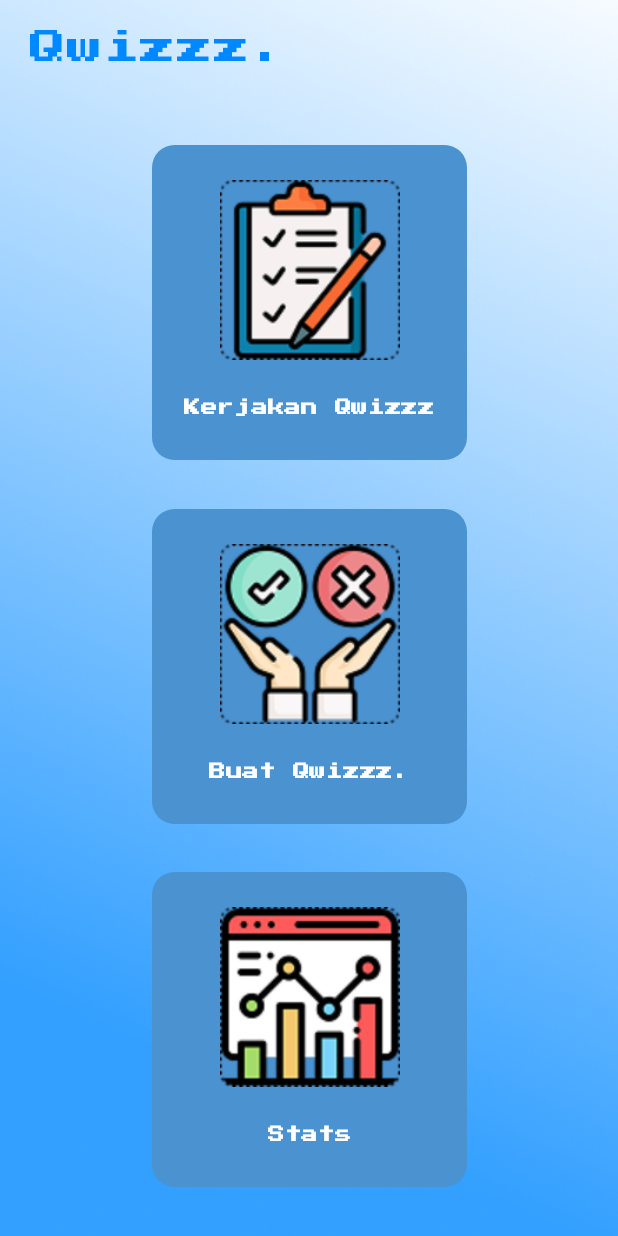
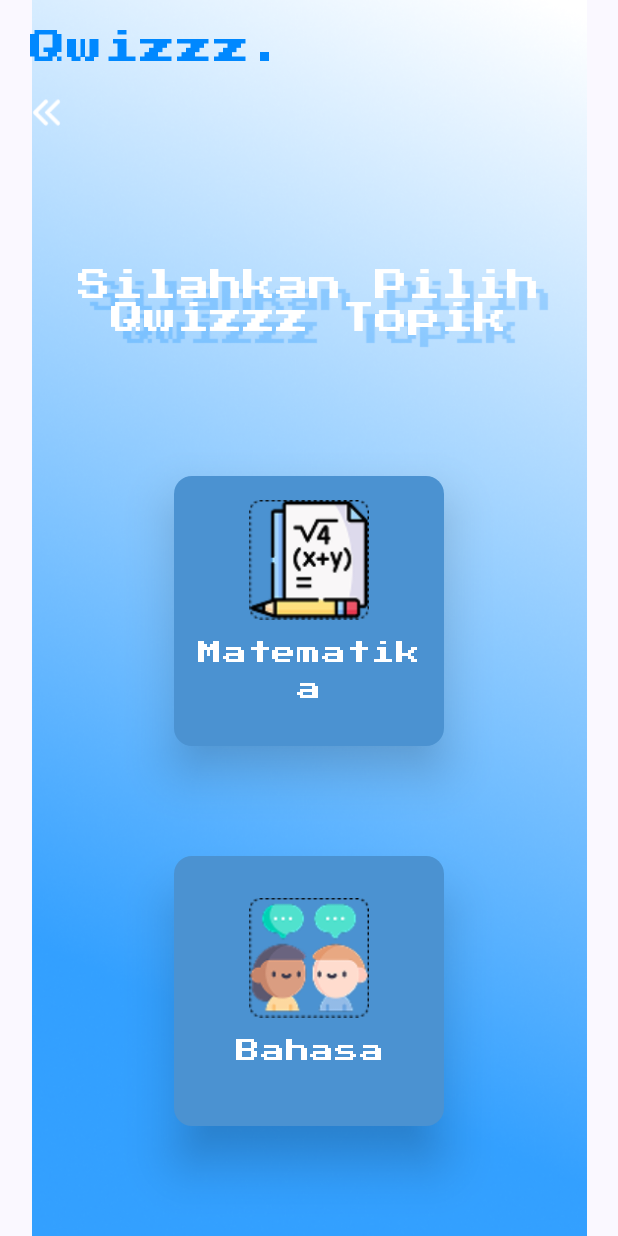
Before and after one commit to Galangzz/Qwizzz, an Android app built with Jetpack Compose: the composable Navigation shown on its own in the app's theme, after a tap on "Buat Qwizzz.", on a phone screen of 412 x 824 dp. Run offline under Robolectric (Android 15) with nearby library versions, the phone set to English and light mode, and no system bars; our stand-ins replace Firebase (no records; nobody signed in at launch, a user with empty details on screens opened directly); Roboto replaces fonts that are not available here.

Commit message:
adjusting some func

```diff
--- a/app/src/main/java/com/example/qwizz/Navigation.kt
+++ b/app/src/main/java/com/example/qwizz/Navigation.kt
@@ -8,6 +8,7 @@ import androidx.navigation.compose.composable
 import androidx.navigation.compose.rememberNavController
 import com.example.qwizz.ui.auth.LoginScreen
 import com.example.qwizz.ui.auth.RegisterScreen
+import com.example.qwizz.ui.makeqwizz.SelectTopic
 import com.example.qwizz.ui.menu.MainMenu
 import com.example.qwizz.ui.menu.StatsMenu
 import com.google.firebase.auth.FirebaseAuth
@@ -19,7 +20,6 @@ fun Navigation(){
     val user = FirebaseAuth.getInstance().currentUser
     val startDestination = if (user != null) Screen.mainMenu.route else Screen.loginScreen.route
 
-//    val prefs = getSharedPreferences("my_prefs", Context.MODE_PRIVATE)
 
     NavHost(navController = navController, startDestination = startDestination) {
         composable(Screen.loginScreen.route) {
@@ -34,6 +34,9 @@ fun Navigation(){
         composable(Screen.StatsMenu.route){
             StatsMenu(navController = navController)
         }
+        composable(Screen.SelectTopic.route) {
+            SelectTopic(navController = navController)
+        }
 
     }
 }
--- a/app/src/main/java/com/example/qwizz/Screen.kt
+++ b/app/src/main/java/com/example/qwizz/Screen.kt
@@ -5,5 +5,8 @@ sealed  class Screen (val route: String) {
     object registerScreen : Screen("register_screen")
     object mainMenu : Screen("main_menu")
     object StatsMenu : Screen("stats_menu")
+    object MakeQwizz : Screen("make_qwizz")
+    object SelectTopic : Screen("select_topic")
+
 
 }
--- /dev/null
+++ b/app/src/main/java/com/example/qwizz/ui/makeqwizz/SelectTopic.kt
@@ -0,0 +1,225 @@
+package com.example.qwizz.ui.makeqwizz
+
+import androidx.compose.foundation.Image
+import androidx.compose.foundation.clickable
+import androidx.compose.foundation.layout.Arrangement
+import androidx.compose.foundation.layout.Box
+import androidx.compose.foundation.layout.Column
+import androidx.compose.foundation.layout.Row
+import androidx.compose.foundation.layout.fillMaxSize
+import androidx.compose.foundation.layout.fillMaxWidth
+import androidx.compose.foundation.layout.padding
+import androidx.compose.foundation.layout.size
+import androidx.compose.foundation.layout.width
+import androidx.compose.material3.Card
+import androidx.compose.material3.CardDefaults
+import androidx.compose.material3.Icon
+import androidx.compose.material3.Surface
+import androidx.compose.material3.Text
+import androidx.compose.runtime.Composable
+import androidx.compose.ui.Alignment
+import androidx.compose.ui.Modifier
+import androidx.compose.ui.draw.shadow
+import androidx.compose.ui.geometry.Offset
+import androidx.compose.ui.graphics.Shadow
+import androidx.compose.ui.layout.ContentScale
+import androidx.compose.ui.layout.ModifierLocalBeyondBoundsLayout
+import androidx.compose.ui.res.colorResource
+import androidx.compose.ui.res.painterResource
+import androidx.compose.ui.text.TextStyle
+import androidx.compose.ui.text.font.Font
+import androidx.compose.ui.text.font.FontFamily
+import androidx.compose.ui.text.font.FontWeight
+import androidx.compose.ui.text.style.TextAlign
+import androidx.compose.ui.tooling.preview.Preview
+import androidx.compose.ui.unit.dp
+import androidx.compose.ui.unit.sp
+import androidx.navigation.NavController
+import com.example.qwizz.R
+import com.example.qwizz.Screen
+import com.example.qwizz.component.TitleComponent
+
+
+//@Preview(showBackground = true)
+@Composable
+fun SelectTopic(
+    navController: NavController
+){
+    val presstart2P = FontFamily(
+        Font(R.font.p2p_regular, FontWeight.Normal)
+    )
+
+    val mathIcon = painterResource(R.drawable.math_selecqwizz_icon)
+    val bahasaIcon = painterResource(R.drawable.bahasa_select_qwizz_icon)
+    val draw = painterResource(R.drawable.bg)
+    val back_icon = painterResource(R.drawable.back_icon)
+
+    Surface(
+        modifier = Modifier
+            .fillMaxSize()
+    ) {
+        Box(
+            modifier = Modifier
+                .fillMaxSize(),
+            contentAlignment = Alignment.Center,
+        ){
+            Image(
+                modifier = Modifier.fillMaxSize(),
+                painter = draw,
+                contentDescription = null
+            )
+            Column(
+                modifier = Modifier
+                    .fillMaxSize(),
+                horizontalAlignment = Alignment.CenterHorizontally,
+                verticalArrangement = Arrangement.Top
+            ) {
+                TitleComponent()
+                Row (
+                    modifier = Modifier
+                        .fillMaxWidth()
+                        .padding(horizontal = 20.dp),
+                    horizontalArrangement = Arrangement.Start,
+                    verticalAlignment = Alignment.CenterVertically
+                ){
+                    Icon(
+                        painter = back_icon,
+                        contentDescription = null,
+                        tint = colorResource(R.color.white),
+                        modifier = Modifier
+                            .size(22.dp)
+                            .clickable{
+                                navController.navigate(Screen.mainMenu.route)
+                            }
+                    )
+                }
+                Column (
+                    modifier = Modifier
+                        .fillMaxSize(),
+                    horizontalAlignment = Alignment.CenterHorizontally,
+                    verticalArrangement = Arrangement.SpaceEvenly
+                ){
+                    Row(
+                        modifier = Modifier
+                            .width(320.dp)
+                            .padding(vertical = 20.dp),
+                        verticalAlignment = Alignment.CenterVertically,
+                        horizontalArrangement = Arrangement.Center
+                    ){
+
+                        Text(
+                            text = "Silahkan Pilih Qwizzz Topik",
+                            fontFamily = presstart2P,
+                            color = colorResource(R.color.white),
+                            modifier = Modifier,
+                            textAlign = TextAlign.Center,
+                            style = TextStyle(
+                                fontSize = 22.sp,
+                                fontWeight = FontWeight.Normal,
+                                shadow = Shadow(
+                                    color = colorResource(R.color.blue_rect),
+                                    offset = Offset(12f, 12f),
+                                    blurRadius = 0.1f,
+
+                                )
+
+                            )
+
+                        )
+                    }
+                    Card(
+                        modifier = Modifier
+                            .size(180.dp)
+                            .clickable{
+                                /*Set Topic*/
+                            },
+                        colors = CardDefaults.cardColors(
+                            containerColor = colorResource(R.color.blue_box),
+                        ),
+                        elevation = CardDefaults.cardElevation(
+                            defaultElevation = 20.dp,
+                            pressedElevation = 22.dp,
+                            focusedElevation = 21.dp,
+                            hoveredElevation = 21.dp
+                        )
+
+                    ) {
+                        Column(
+                            modifier = Modifier
+                                .fillMaxSize(),
+                            verticalArrangement = Arrangement.Center,
+                            horizontalAlignment = Alignment.CenterHorizontally
+                        ) {
+                            Image(
+                                painter = mathIcon,
+                                contentDescription = null,
+                                modifier = Modifier
+                                    .fillMaxWidth()
+                                    .size(80.dp)
+
+                            )
+                            Text(
+                                text = "Matematika",
+                                fontFamily = presstart2P,
+                                color = colorResource(R.color.white),
+                                modifier = Modifier.padding(10.dp),
+                                textAlign = TextAlign.Center,
+
+                            )
+                        }
+                    }
+
+
+                    Card(
+                        modifier = Modifier
+                            .size(180.dp)
+                            .clickable{
+                                /*Set Topic*/
+                            },
+                        colors = CardDefaults.cardColors(
+                            containerColor = colorResource(R.color.blue_box),
+                        ),
+                        elevation = CardDefaults.cardElevation(
+                            defaultElevation = 20.dp,
+                            pressedElevation = 22.dp,
+                            focusedElevation = 21.dp,
+                            hoveredElevation = 21.dp
+                        )
+
+                    ) {
+                        Column(
+                            modifier = Modifier
+                                .fillMaxSize(),
+                            verticalArrangement = Arrangement.Center,
+                            horizontalAlignment = Alignment.CenterHorizontally
+                        ) {
+                            Image(
+                                painter = bahasaIcon,
+                                contentDescription = null,
+                                modifier = Modifier
+                                    .fillMaxWidth()
+                                    .size(80.dp)
+
+                            )
+                            Text(
+                                text = "Bahasa",
+                                fontFamily = presstart2P,
+                                color = colorResource(R.color.white),
+                                modifier = Modifier.padding(10.dp),
+                                textAlign = TextAlign.Center,
+
+                                )
+                        }
+                    }
+
+
+
+
+                }
+            }
+
+
+        }
+    }
+
+}
--- a/app/src/main/java/com/example/qwizz/ui/menu/MainMenu.kt
+++ b/app/src/main/java/com/example/qwizz/ui/menu/MainMenu.kt
@@ -136,7 +136,7 @@ fun MainMenu(
                         containerColor = colorResource(R.color.blue_card_main)
                     ),
                     onClick = {
-                        //Menuju ke Halaman Pilih Qwizz TOpik
+                        navController.navigate(Screen.SelectTopic.route)
                     }
 
                 ){
--- a/app/src/main/java/com/example/qwizz/viewmodel/auth/authViewModel.kt
+++ b/app/src/main/java/com/example/qwizz/viewmodel/auth/authViewModel.kt
@@ -120,7 +120,7 @@ class AuthViewModel: ViewModel() {
 
     }
 
-    fun logoutUser() {
+    fun logoutUser(onResult: (success: Boolean, message: String?) -> Unit) {
         viewModelScope.launch {
             isLoading.value = true
             try {
@@ -129,9 +129,13 @@ class AuthViewModel: ViewModel() {
                 _currentUser.value = null
                 _userEmail.value = ""
                 Log.d(ContentValues.TAG, "Logout success")
+                onResult(true, "Logout success")
             } catch (e: Exception) {
                 Log.e(ContentValues.TAG, "Logout failed: ${e.message}")
                 _authState.value = AuthState.Error(e.message ?: "Unknown error")
+                onResult(false, e.message)
+            } finally {
+                isLoading.value = false
             }
         }
     }
```
Also changed, not shown: app/src/main/java/com/example/qwizz/data/model/Qwizzz.kt (added, +9 -0 lines), app/src/main/java/com/example/qwizz/ui/auth/LoginScreen.kt (+21 -0 lines), app/src/main/java/com/example/qwizz/ui/auth/RegisterScreen.kt (+24 -0 lines), app/src/main/java/com/example/qwizz/ui/menu/StatsMenu.kt (+30 -3 lines), app/src/main/res/drawable/bahasa_select_qwizz_icon.png (added), app/src/main/res/drawable/math_selecqwizz_icon.png (added).
